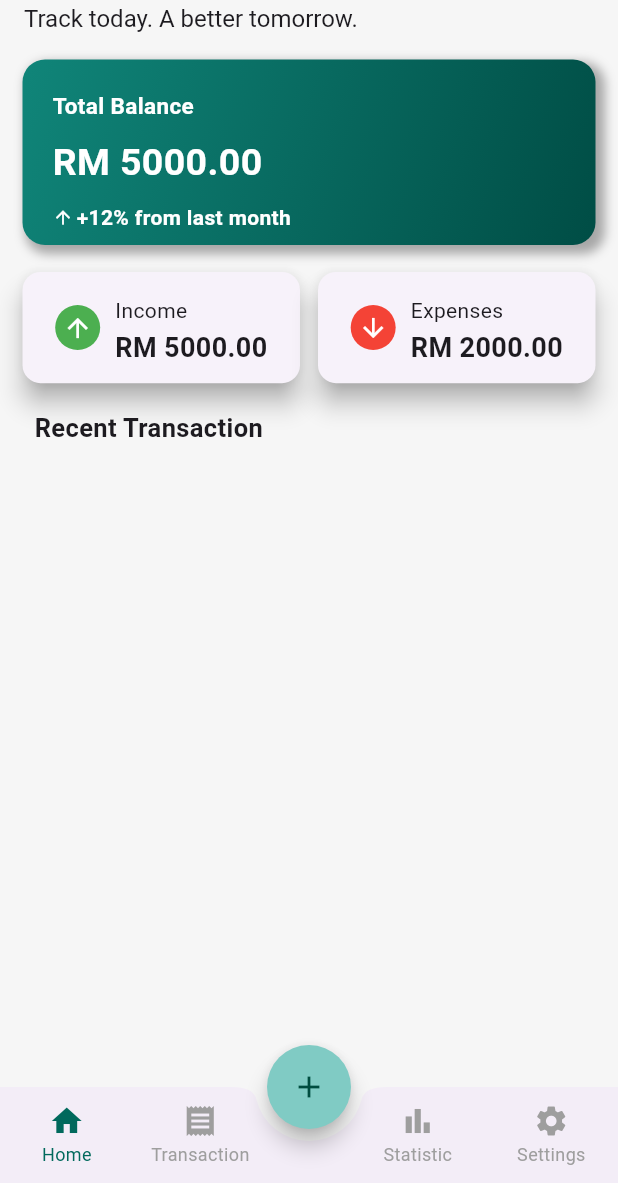
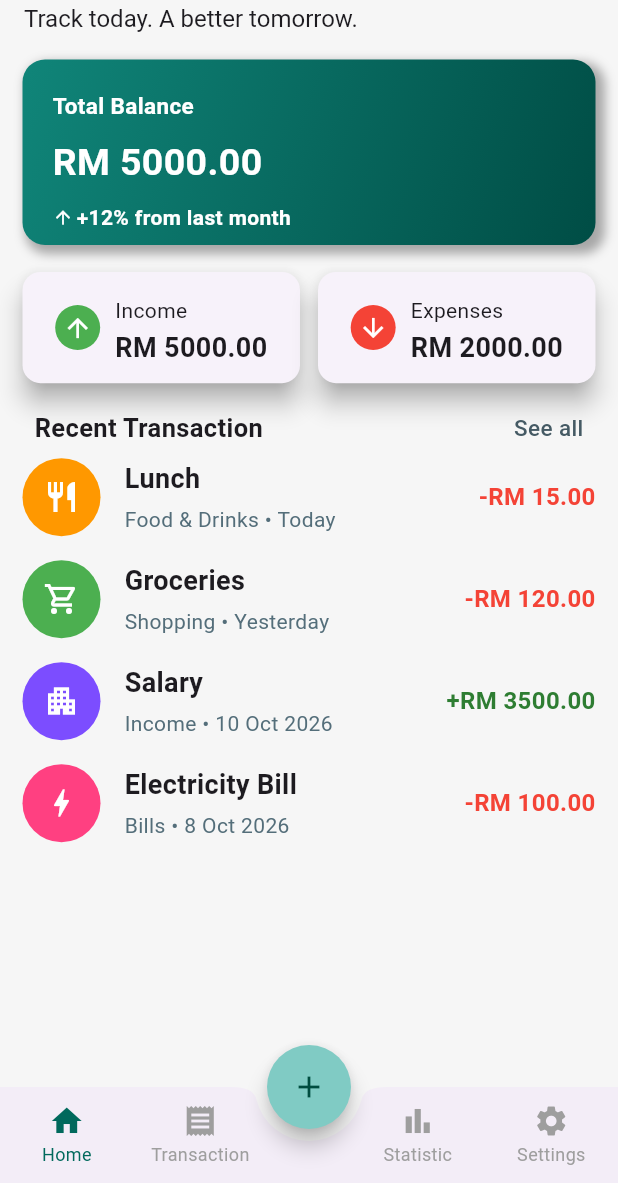
Before and after one commit to emiOS36/buku555, a Flutter app: the screen it shows after launch, on a phone screen of 412 x 824 dp, the part 53-1236 px from its top. Run offline on Flutter 3.47's test engine with Material 3 defaults, Android fonts, the phone set to English and light mode, and no system bars.

Commit message:
Add recent transactions

```diff
--- a/lib/screen/home_screen.dart
+++ b/lib/screen/home_screen.dart
@@ -1,5 +1,6 @@
-import 'package:buku_555_v2/component/circle_icon.dart';
-import 'package:buku_555_v2/component/reusable_card.dart';
+import 'package:buku_555_v2/widget/circle_icon.dart';
+import 'package:buku_555_v2/widget/reusable_card.dart';
+import 'package:buku_555_v2/widget/transaction_tile.dart';
 import 'package:flutter/material.dart';
 
 class HomeScreen extends StatelessWidget {
@@ -125,13 +126,64 @@ class HomeScreen extends StatelessWidget {
             ),
             SizedBox(height: 18),
             Padding(
-              padding: const EdgeInsets.only(left: 8.0),
-              child: Text(
-                'Recent Transaction',
-                style: TextStyle(
-                  fontSize: 17,
-                  fontWeight: .bold,
-                ),
+              padding: const EdgeInsets.only(left: 8.0, right: 8.0),
+              child: Row(
+                mainAxisAlignment: .spaceBetween,
+                children: [
+                  const Text(
+                    'Recent Transaction',
+                    style: TextStyle(
+                      fontSize: 17,
+                      fontWeight: .bold,
+                    ),
+                  ),
+                  Text(
+                    'See all',
+                    style: TextStyle(
+                      fontSize: 15,
+                      fontWeight: .w500,
+                      color: Colors.blueGrey[700],
+                    ),
+                  ),
+                ],
+              ),
+            ),
+            Expanded(
+              child: ListView(
+                children: const [
+                  TransactionTile(
+                    icon: Icons.restaurant,
+                    color: Colors.orange,
+                    title: 'Lunch',
+                    category: 'Food & Drinks',
+                    date: 'Today',
+                    amount: -15.00,
+                  ),
+                  TransactionTile(
+                    icon: Icons.shopping_cart_outlined,
+                    color: Colors.green,
+                    title: 'Groceries',
+                    category: 'Shopping',
+                    date: 'Yesterday',
+                    amount: -120.00,
+                  ),
+                  TransactionTile(
+                    icon: Icons.apartment,
+                    color: Colors.deepPurpleAccent,
+                    title: 'Salary',
+                    category: 'Income',
+                    date: '10 Oct 2026',
+                    amount: 3500.00,
+                  ),
+                  TransactionTile(
+                    icon: Icons.bolt,
+                    color: Colors.pinkAccent,
+                    title: 'Electricity Bill',
+                    category: 'Bills',
+                    date: '8 Oct 2026',
+                    amount: -100.00,
+                  ),
+                ],
               ),
             ),
           ],
--- /dev/null
+++ b/lib/widget/transaction_tile.dart
@@ -0,0 +1,71 @@
+import 'package:flutter/material.dart';
+
+class TransactionTile extends StatelessWidget {
+  final IconData icon;
+  final Color color;
+  final String title;
+  final String category;
+  final String date;
+  final double amount; // negative = expense, positive = income
+
+  const TransactionTile({
+    super.key,
+    required this.icon,
+    required this.color,
+    required this.title,
+    required this.category,
+    required this.date,
+    required this.amount,
+  });
+
+  @override
+  Widget build(BuildContext context) {
+    final bool isIncome = amount >= 0;
+    final String sign = isIncome ? '+' : '-';
+
+    return Padding(
+      padding: const EdgeInsetsGeometry.symmetric(vertical: 8),
+      child: Row(
+        children: [
+          CircleAvatar(
+            radius: 26,
+            backgroundColor: color,
+            child: Icon(icon, color: Colors.white),
+          ),
+          const SizedBox(width: 16),
+          Expanded(
+            child: Column(
+              crossAxisAlignment: .start,
+              children: [
+                Text(
+                  title,
+                  style: const TextStyle(
+                    fontSize: 18,
+                    fontWeight: .bold,
+                  ),
+                ),
+                const SizedBox(height: 4),
+                Text(
+                  '$category • $date',
+                  style: TextStyle(
+                    fontSize: 14,
+                    color: Colors.blueGrey[600],
+                  ),
+                ),
+              ],
+            ),
+          ),
+          Text(
+            '$sign'
+            'RM ${amount.abs().toStringAsFixed(2)}',
+            style: TextStyle(
+              fontSize: 16,
+              fontWeight: .w600,
+              color: isIncome ? Colors.green[800] : Colors.red,
+            ),
+          ),
+        ],
+      ),
+    );
+  }
+}
```
Also changed, not shown: lib/screen/add_transaction_screen.dart (+61 -0 lines), lib/widget/transaction_type_selector.dart (added, +10 -0 lines), lib/widget/circle_icon.dart (renamed from lib/component/circle_icon.dart), lib/widget/reusable_card.dart (renamed from lib/component/reusable_card.dart).
